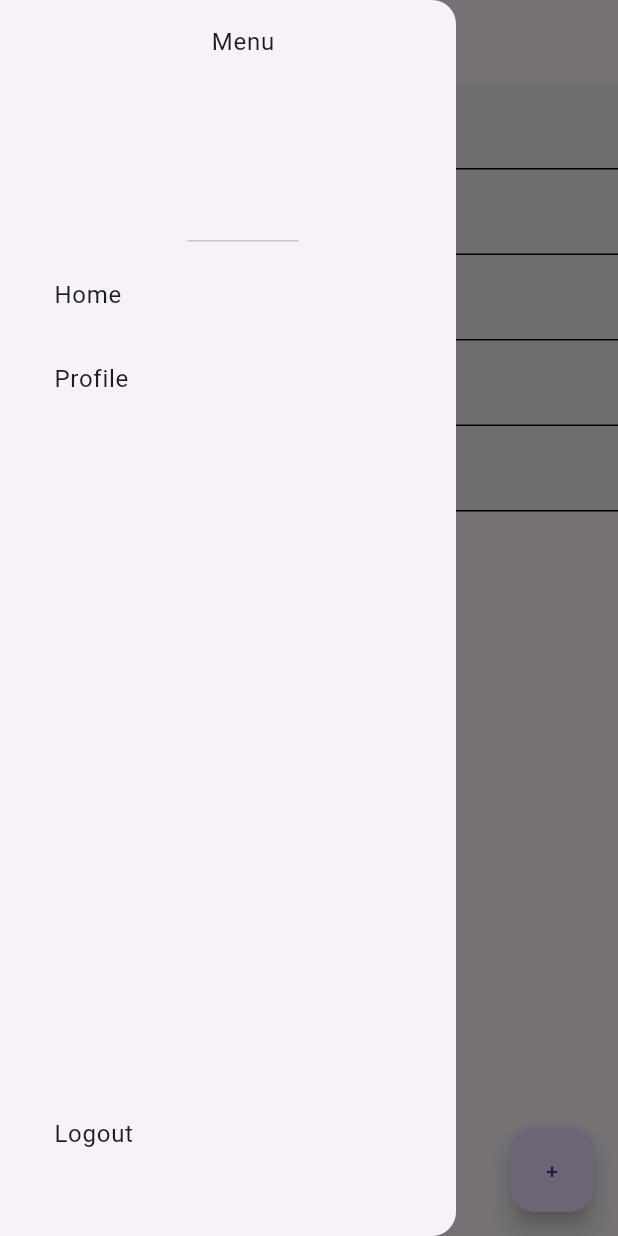
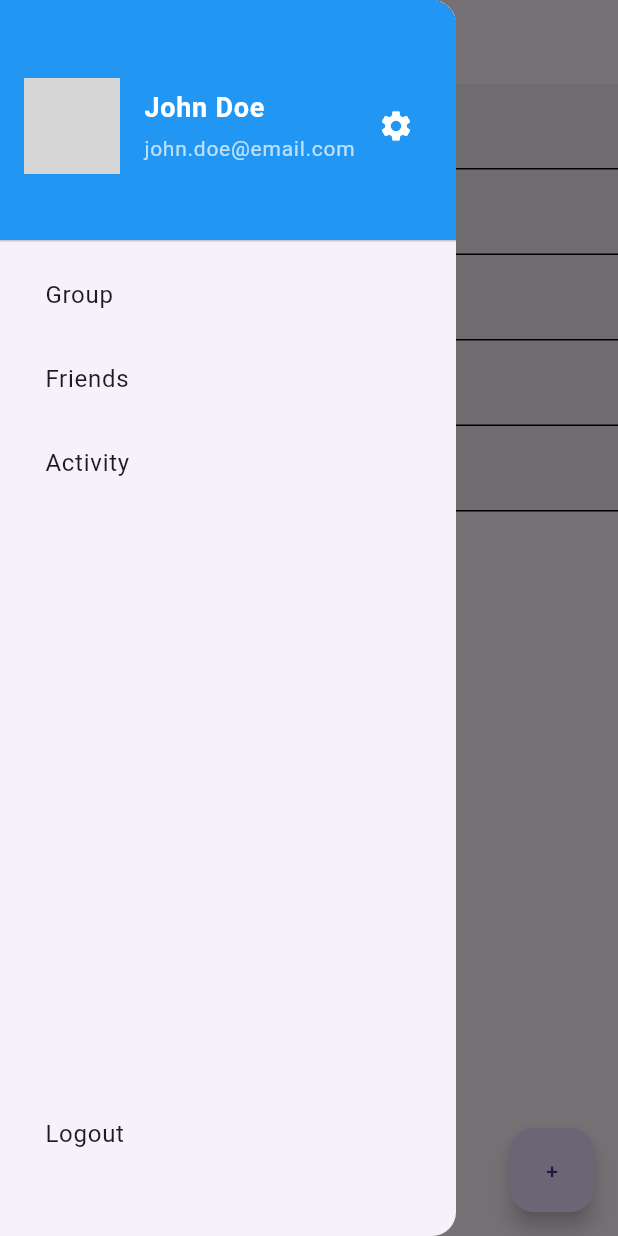
Before and after one commit to ajaysk3433/Split-Bill, a Flutter app: the Home screen opened by its route, with the side drawer open, on a phone screen of 412 x 824 dp. Run offline on Flutter 3.47's test engine with Material 3 defaults, Android fonts, the phone set to English and light mode, and no system bars; our stand-ins replace firebase_auth, firebase_core; accounts and stored records are empty; generated files the repository leaves out were written again; network calls fail; grey boxes are pictures that could not be loaded.

Commit message:
refactor: clean up login and registration screens, enhance menu structure, and add menu header

```diff
--- a/lib/auth/login_screen.dart
+++ b/lib/auth/login_screen.dart
@@ -14,7 +14,7 @@ class _LoginScreenState extends State<LoginScreen> {
 
   void loginUser() async {
     try {
-      final credential = await FirebaseAuth.instance.signInWithEmailAndPassword(
+      await FirebaseAuth.instance.signInWithEmailAndPassword(
         email: _emailAddressController.text,
         password: _passwordController.text,
       );
@@ -29,7 +29,6 @@ class _LoginScreenState extends State<LoginScreen> {
       Navigator.pushReplacementNamed(context, "/home");
     } on FirebaseAuthException catch (e) {
       if (e.code == 'user-not-found') {
-        print('No user found for that email.');
         ScaffoldMessenger.of(context).showSnackBar(
           SnackBar(
             content: Text('No user found for that email.'),
@@ -37,7 +36,6 @@ class _LoginScreenState extends State<LoginScreen> {
           ),
         );
       } else if (e.code == 'wrong-password') {
-        print('Wrong password provided for that user.');
         ScaffoldMessenger.of(context).showSnackBar(
           SnackBar(
             content: Text('Wrong password provided for that user.'),
--- a/lib/auth/register_screen.dart
+++ b/lib/auth/register_screen.dart
@@ -33,7 +33,6 @@ class _RegisterScreenState extends State<RegisterScreen> {
       Navigator.pushReplacementNamed(context, "/home");
     } on FirebaseAuthException catch (e) {
       if (e.code == 'weak-password') {
-        print('The password provided is too weak.');
         ScaffoldMessenger.of(context).showSnackBar(
           SnackBar(
             content: Text('The password provided is too weak.'),
@@ -42,8 +41,6 @@ class _RegisterScreenState extends State<RegisterScreen> {
           ),
         );
       } else if (e.code == 'email-already-in-use') {
-        print('The account already exists for that email.');
-
         ScaffoldMessenger.of(context).showSnackBar(
           SnackBar(
             content: Text('The account already exists for that email.'),
--- a/lib/components/menu/menu.dart
+++ b/lib/components/menu/menu.dart
@@ -1,42 +1,48 @@
 import 'package:flutter/material.dart';
 import 'package:firebase_auth/firebase_auth.dart';
+import 'package:split_bill/components/menu/menu_header.dart';
 
 class Menu extends StatelessWidget {
   const Menu({super.key});
-
+  final EdgeInsetsGeometry listTilePadding = const EdgeInsets.only(left: 30);
   @override
   Widget build(BuildContext context) {
     return Drawer(
-      child: Padding(
-        padding: const EdgeInsets.only(left: 20),
       child: Column(
         children: [
-            DrawerHeader(child: Text('Menu')),
+          MenuHeader(),
           ListTile(
-              title: Text('Home'),
+            contentPadding: listTilePadding,
+
+            title: Text('Group'),
             onTap: () {
-                Navigator.pushNamed(context, '/home');
+              Navigator.pushNamed(context, '/group');
             },
           ),
           ListTile(
-              title: Text('Profile'),
+            contentPadding: listTilePadding,
+            title: Text('Friends'),
             onTap: () {
-                Navigator.pushNamed(context, '/profile');
+              Navigator.pushNamed(context, '/friends');
+            },
+          ),
+          ListTile(
+            contentPadding: listTilePadding,
+            title: Text('Activity'),
+            onTap: () {
+              Navigator.pushNamed(context, '/activity');
             },
           ),
           Spacer(),
-            Padding(
-              padding: const EdgeInsets.only(bottom: 40),
-              child: ListTile(
+          ListTile(
+            contentPadding: const EdgeInsets.only(left: 30, bottom: 40),
             title: Text('Logout'),
             onTap: () {
               FirebaseAuth.instance.signOut();
               Navigator.pushNamed(context, '/login');
             },
           ),
-            ),
         ],
-        ),
       ),
     );
   }
--- /dev/null
+++ b/lib/components/menu/menu_header.dart
@@ -0,0 +1,60 @@
+import 'package:flutter/material.dart';
+
+class MenuHeader extends StatelessWidget {
+  const MenuHeader({Key? key}) : super(key: key);
+
+  @override
+  Widget build(BuildContext context) {
+    return DrawerHeader(
+      decoration: const BoxDecoration(
+        color: Colors.blue, // optional background
+      ),
+      child: Row(
+        crossAxisAlignment: CrossAxisAlignment.center,
+        children: [
+          // Avatar
+          const CircleAvatar(
+            radius: 32,
+            backgroundImage: NetworkImage(
+              'https://i.pravatar.cc/300', // user avatar URL
+            ),
+            // or use AssetImage('assets/avatar.png')
+          ),
+
+          const SizedBox(width: 16),
+
+          // User info
+          Expanded(
+            child: Column(
+              mainAxisAlignment: MainAxisAlignment.center,
+              crossAxisAlignment: CrossAxisAlignment.start,
+              children: const [
+                Text(
+                  'John Doe',
+                  style: TextStyle(
+                    color: Colors.white,
+                    fontSize: 18,
+                    fontWeight: FontWeight.bold,
+                  ),
+                ),
+                SizedBox(height: 4),
+                Text(
+                  'john.doe@email.com',
+                  style: TextStyle(color: Colors.white70, fontSize: 14),
+                ),
+              ],
+            ),
+          ),
+
+          // Settings icon
+          IconButton(
+            icon: const Icon(Icons.settings, color: Colors.white),
+            onPressed: () {
+              // Navigate to settings page
+            },
+          ),
+        ],
+      ),
+    );
+  }
+}
--- a/lib/main.dart
+++ b/lib/main.dart
@@ -16,6 +16,8 @@ void main() async {
 }
 
 class MyApp extends StatelessWidget {
+  const MyApp({super.key});
+
   @override
   Widget build(BuildContext context) {
     return MaterialApp(
--- a/lib/screen/home.dart
+++ b/lib/screen/home.dart
@@ -1,9 +1,9 @@
 import 'package:flutter/material.dart';
-import 'package:flutter/services.dart';
+
 import 'package:split_bill/components/menu/menu.dart';
 
 class Home extends StatefulWidget {
-  const Home({Key? key}) : super(key: key);
+  const Home({super.key});
 
   @override
   _HomeState createState() => _HomeState();
```
Also changed, not shown: lib/LoginScreenWithFirebase.dart (deleted, +0 -73 lines). Lines whose indentation alone changed are shown as unchanged.
